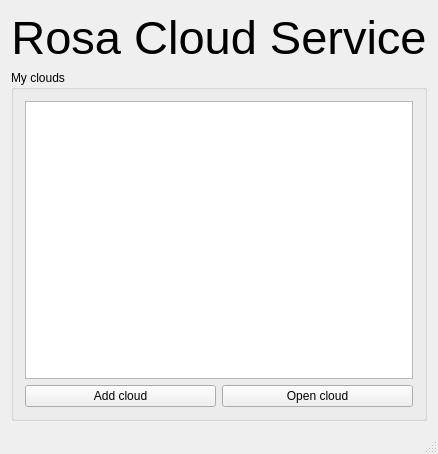
trygogins/rosa-cloud, file src/app/mainwindow.ui: the form before one commit.
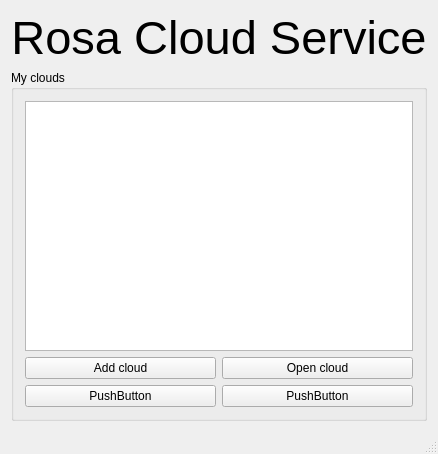
The form after the commit.

Diff of the .ui file:
```diff
--- a/src/app/mainwindow.ui
+++ b/src/app/mainwindow.ui
@@ -70,6 +70,24 @@
            </item>
           </layout>
          </item>
+         <item>
+          <layout class="QHBoxLayout" name="horizontalLayout_2">
+           <item>
+            <widget class="QPushButton" name="pushButton1">
+             <property name="text">
+              <string>PushButton</string>
+             </property>
+            </widget>
+           </item>
+           <item>
+            <widget class="QPushButton" name="pushButton2">
+             <property name="text">
+              <string>PushButton</string>
+             </property>
+            </widget>
+           </item>
+          </layout>
+         </item>
         </layout>
        </widget>
       </item>
```
